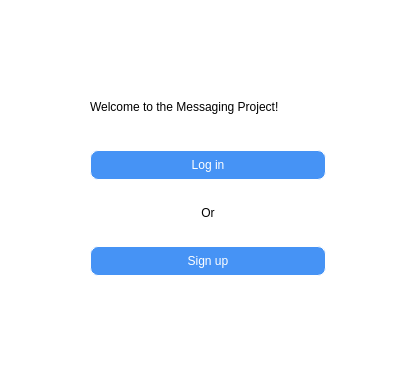
This is ui_files/authentication/test_start.ui in christianfoster2025/messaging_project as Qt 5 draws it before an edit. The edited form follows.
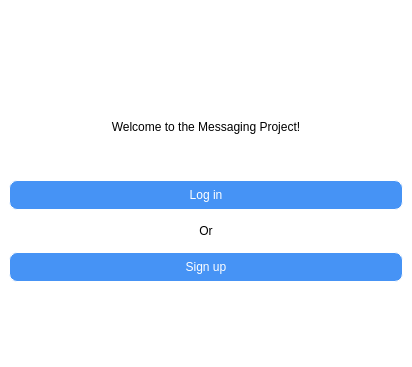
This is the edited form.

The edit to the form file:
```diff
--- a/ui_files/authentication/test_start.ui
+++ b/ui_files/authentication/test_start.ui
@@ -20,16 +20,25 @@
 </string>
   </property>
   <widget class="QWidget" name="centralwidget">
-   <widget class="QWidget" name="verticalLayoutWidget">
-    <property name="geometry">
-     <rect>
-      <x>90</x>
-      <y>70</y>
-      <width>236</width>
-      <height>221</height>
-     </rect>
-    </property>
+   <layout class="QVBoxLayout" name="verticalLayout_2">
+    <item>
     <layout class="QVBoxLayout" name="verticalLayout">
+      <item>
+       <spacer name="verticalSpacer_3">
+        <property name="orientation">
+         <enum>Qt::Vertical</enum>
+        </property>
+        <property name="sizeType">
+         <enum>QSizePolicy::Fixed</enum>
+        </property>
+        <property name="sizeHint" stdset="0">
+         <size>
+          <width>20</width>
+          <height>40</height>
+         </size>
+        </property>
+       </spacer>
+      </item>
      <item>
       <widget class="QLabel" name="label_2">
        <property name="maximumSize">
@@ -41,8 +50,27 @@
        <property name="text">
         <string>Welcome to the Messaging Project!</string>
        </property>
-      </widget>
-     </item>
+        <property name="alignment">
+         <set>Qt::AlignBottom|Qt::AlignHCenter</set>
+        </property>
+       </widget>
+      </item>
+      <item>
+       <spacer name="verticalSpacer">
+        <property name="orientation">
+         <enum>Qt::Vertical</enum>
+        </property>
+        <property name="sizeType">
+         <enum>QSizePolicy::Fixed</enum>
+        </property>
+        <property name="sizeHint" stdset="0">
+         <size>
+          <width>20</width>
+          <height>40</height>
+         </size>
+        </property>
+       </spacer>
+      </item>
      <item>
       <widget class="QPushButton" name="choice_login">
        <property name="minimumSize">
@@ -104,8 +132,25 @@
        </property>
       </widget>
      </item>
-    </layout>
-   </widget>
+      <item>
+       <spacer name="verticalSpacer_2">
+        <property name="orientation">
+         <enum>Qt::Vertical</enum>
+        </property>
+        <property name="sizeType">
+         <enum>QSizePolicy::Fixed</enum>
+        </property>
+        <property name="sizeHint" stdset="0">
+         <size>
+          <width>20</width>
+          <height>40</height>
+         </size>
+        </property>
+       </spacer>
+      </item>
+     </layout>
+    </item>
+   </layout>
   </widget>
  </widget>
  <resources/>
```
Lines whose indentation alone changed are shown as unchanged.
